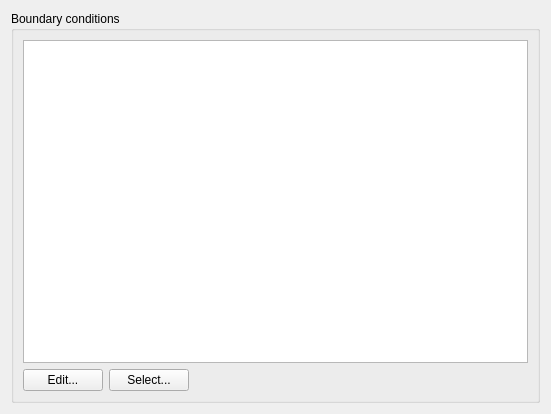
Before: the Qt Designer form SIM-VICUS/src/SVPropBuildingBoundaryConditionsWidget.ui in ghorwin/SIM-VICUS, drawn with Qt 5.
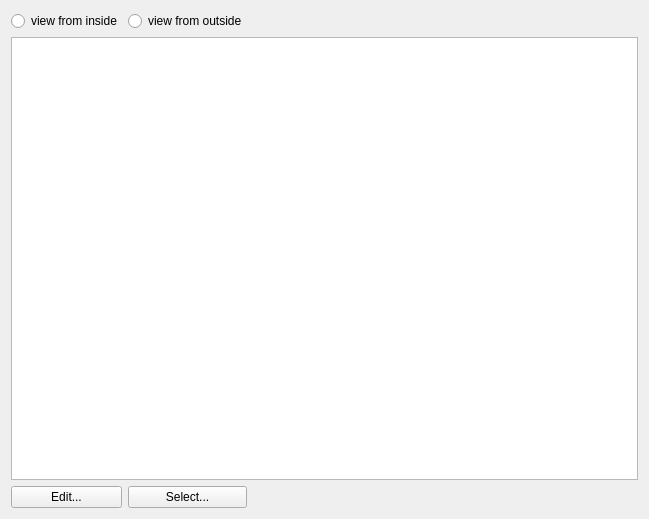
After: the same form once the commit is applied.

Commit message: boundary condition props: implement option to look from outside as well

Patch:
```diff
--- a/SIM-VICUS/src/SVPropBuildingBoundaryConditionsWidget.ui
+++ b/SIM-VICUS/src/SVPropBuildingBoundaryConditionsWidget.ui
@@ -6,34 +6,31 @@
    <rect>
     <x>0</x>
     <y>0</y>
-    <width>551</width>
-    <height>414</height>
+    <width>649</width>
+    <height>519</height>
    </rect>
   </property>
   <property name="windowTitle">
    <string>Form</string>
   </property>
-  <layout class="QVBoxLayout" name="verticalLayout">
-   <item>
-    <widget class="QGroupBox" name="groupBox_5">
-     <property name="title">
-      <string>Boundary conditions</string>
-     </property>
-     <layout class="QGridLayout" name="gridLayout_5">
-      <item row="1" column="2">
+  <layout class="QGridLayout" name="gridLayout">
+   <item row="1" column="0" colspan="4">
+    <widget class="QTableWidget" name="tableWidgetBoundaryConditions"/>
+   </item>
+   <item row="2" column="2" colspan="2">
        <spacer name="horizontalSpacer_4">
         <property name="orientation">
          <enum>Qt::Horizontal</enum>
         </property>
         <property name="sizeHint" stdset="0">
          <size>
-          <width>280</width>
+       <width>452</width>
           <height>20</height>
          </size>
         </property>
        </spacer>
       </item>
-      <item row="1" column="0">
+   <item row="2" column="0">
        <widget class="QPushButton" name="pushButtonEditBoundaryConditions">
         <property name="text">
          <string>Edit...</string>
@@ -46,10 +43,20 @@
         </property>
        </widget>
       </item>
-      <item row="0" column="0" colspan="3">
-       <widget class="QTableWidget" name="tableWidgetBoundaryConditions"/>
-      </item>
-      <item row="1" column="1">
+   <item row="0" column="3">
+    <spacer name="horizontalSpacer">
+     <property name="orientation">
+      <enum>Qt::Horizontal</enum>
+     </property>
+     <property name="sizeHint" stdset="0">
+      <size>
+       <width>448</width>
+       <height>20</height>
+      </size>
+     </property>
+    </spacer>
+   </item>
+   <item row="2" column="1">
        <widget class="QPushButton" name="pushButtonSelectBoundaryConditions">
         <property name="text">
          <string>Select...</string>
@@ -62,7 +69,18 @@
         </property>
        </widget>
       </item>
-     </layout>
+   <item row="0" column="0">
+    <widget class="QRadioButton" name="radioButtonFromInside">
+     <property name="text">
+      <string>view from inside</string>
+     </property>
+    </widget>
+   </item>
+   <item row="0" column="1">
+    <widget class="QRadioButton" name="radioButtonFromOutside">
+     <property name="text">
+      <string>view from outside</string>
+     </property>
     </widget>
    </item>
   </layout>
```
Lines whose indentation alone changed are shown as unchanged. The commit also changes 5 other files.
